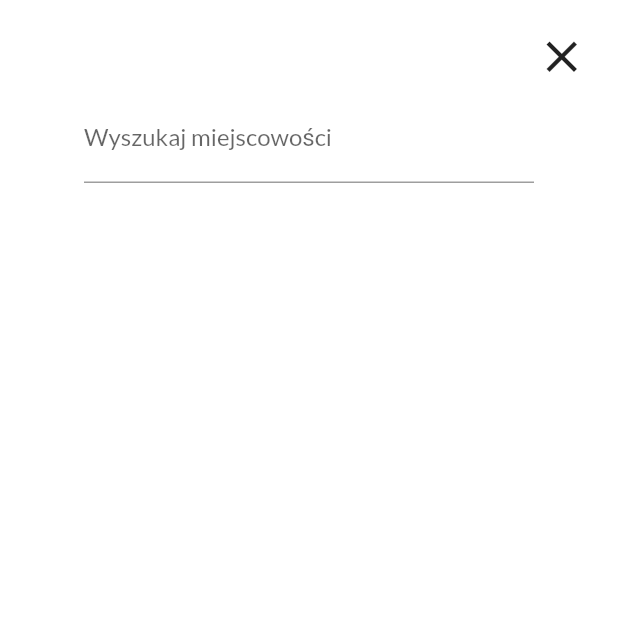
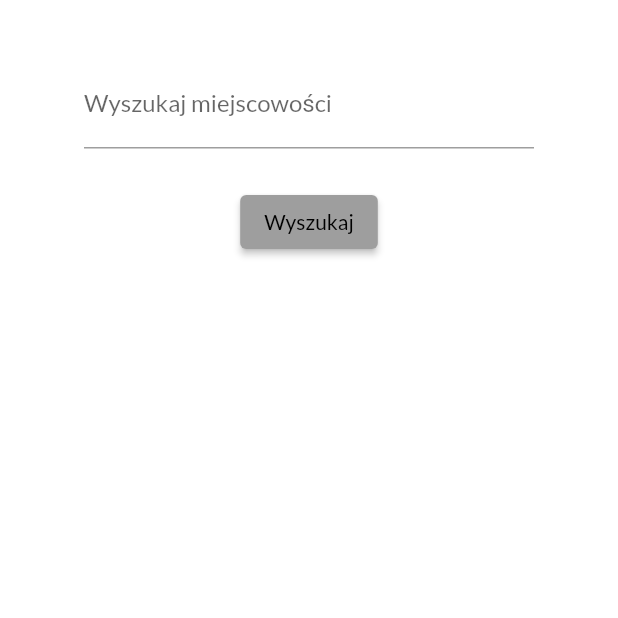
Before and after one commit to filipwis/Flutter_WeatherApp, a Flutter app: the SearchScreen screen opened directly, on a phone screen of 412 x 824 dp, the top half of it. Run offline on Flutter 3.47's test engine with Material 2 defaults, Android fonts, the phone set to English and light mode, and no system bars; our stand-ins replace bloc, equatable, flutter_bloc, geolocator.

```diff
--- a/lib/data/ApiKeys.dart
+++ /dev/null
@@ -1,6 +0,0 @@
-class ApiKeys {
-  static String OPEN_WEATHER_MAP = "f1a839e6b114796ba95c634735d5281b";
-}
-
-
-// http://pro.openweathermap.org/data/2.5/forecast/hourly?q=London&lang=pl&units=metric&appid=f1a839e6b114796ba95c634735d5281b
--- a/lib/layout/screens/SearchScreen.dart
+++ b/lib/layout/screens/SearchScreen.dart
@@ -11,19 +11,12 @@ class _SearchScreenState extends State<SearchScreen> {
     return Scaffold(
       body: SafeArea(
         child: Padding(
-          padding: const EdgeInsets.all(12.0),
+          padding: const EdgeInsets.fromLTRB(0, 40, 0, 0),
           child: Column(
             children: [
               Align(
-                  alignment: Alignment.topRight,
-                  child: IconButton(
-                    onPressed: () {
-                      FocusScope.of(context).unfocus();
-                      Navigator.pop(context);
-                    },
-                    icon: Icon(Icons.close_outlined),
-                    iconSize: 35.0,
-                  )),
+                alignment: Alignment.center,
+                child: Column(children: [
                   Container(
                     width: 300,
                     child: TextField(
@@ -32,6 +25,16 @@ class _SearchScreenState extends State<SearchScreen> {
                       ),
                     ),
                   ),
+                  SizedBox(
+                    height: 25,
+                  ),
+                  ElevatedButton(
+                      onPressed: () {},
+                      child: Text(
+                        "Wyszukaj",
+                      ))
+                ]),
+              ),
             ],
           ),
         ),
```
Also changed, not shown: lib/data/Weather.dart (+25 -2 lines), lib/data/WeatherApiClient.dart (deleted, +0 -38 lines), lib/data/WeatherRepository.dart (+0 -11 lines), lib/layout/screens/HomeScreen.dart (+44 -7 lines). Lines whose indentation alone changed are shown as unchanged.
